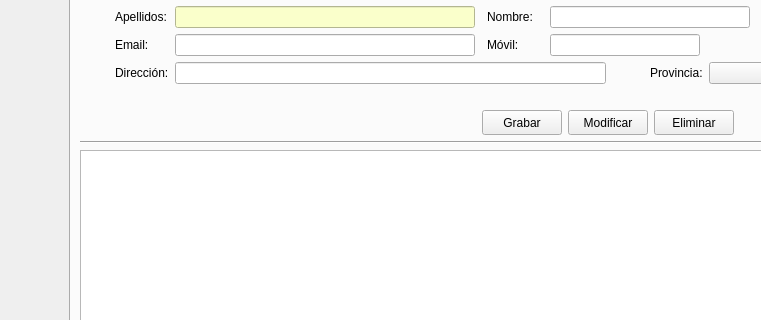
The window that templates/ventPrincipal.ui (Manuerty/ProyecyoDI) describes before a commit, drawn with Qt 5; both pictures show x 0 to 761 and y 95 to 415 of the 1216 by 768 pixel window.
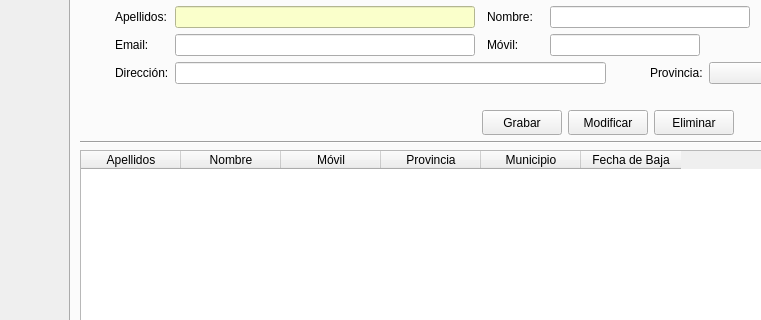
The same window after the commit. Icons and pictures are not drawn.

```diff
--- a/templates/ventPrincipal.ui
+++ b/templates/ventPrincipal.ui
@@ -529,6 +529,42 @@
           <property name="autoFillBackground">
            <bool>false</bool>
           </property>
+          <property name="selectionBehavior">
+           <enum>QAbstractItemView::SelectColumns</enum>
+          </property>
+          <attribute name="verticalHeaderVisible">
+           <bool>false</bool>
+          </attribute>
+          <column>
+           <property name="text">
+            <string>Apellidos</string>
+           </property>
+          </column>
+          <column>
+           <property name="text">
+            <string>Nombre</string>
+           </property>
+          </column>
+          <column>
+           <property name="text">
+            <string>Móvil</string>
+           </property>
+          </column>
+          <column>
+           <property name="text">
+            <string>Provincia</string>
+           </property>
+          </column>
+          <column>
+           <property name="text">
+            <string>Municipio</string>
+           </property>
+          </column>
+          <column>
+           <property name="text">
+            <string>Fecha de Baja</string>
+           </property>
+          </column>
          </widget>
         </item>
        </layout>
```
